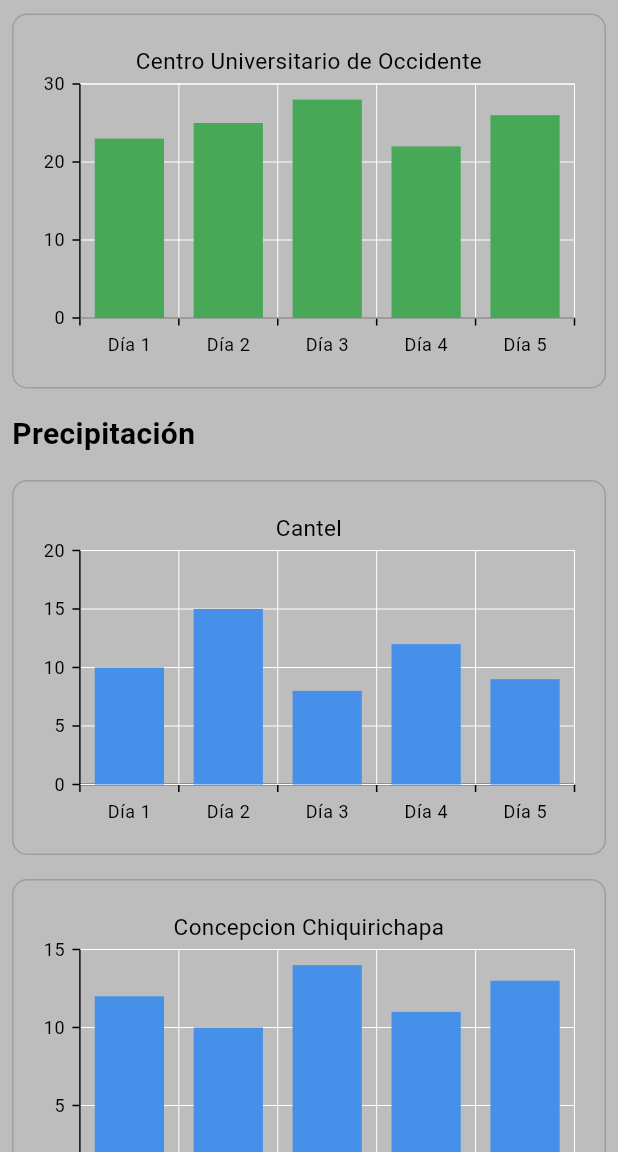
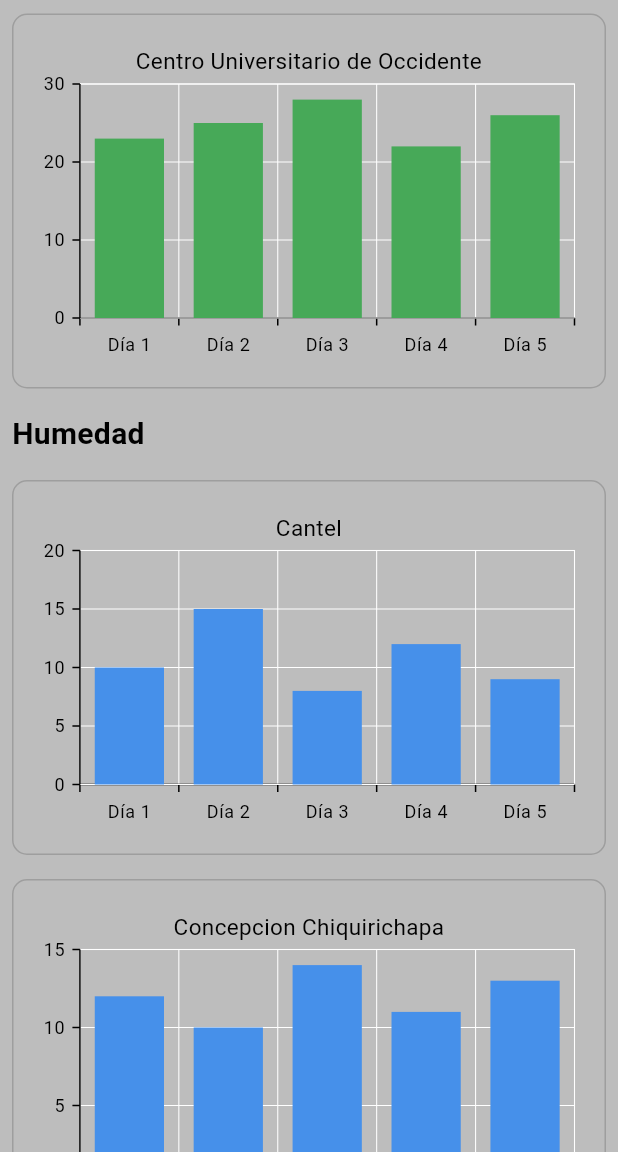
Before and after one commit to MarianoFrancisco/Weather-Station, a Flutter app: the GraphicReport screen opened directly, scrolled down 576 dp, on a phone screen of 412 x 824 dp, the part 84-1236 px from its top. Run offline on Flutter 3.47's test engine with Material 3 defaults, Android fonts, the light colour scheme and no system bars; our stand-ins replace fl_chart, shared_preferences, syncfusion_flutter_charts, syncfusion_flutter_gauges; accounts and stored records are empty.

Commit message:
adding radiation table

```diff
--- a/app/lib/pages/graphic/body.dart
+++ b/app/lib/pages/graphic/body.dart
@@ -13,18 +13,26 @@ class GraphicReportBody extends StatelessWidget {
       TemperatureData('Centro Universitario de Occidente', [23, 25, 28, 22, 26]),
     ];
 
-    final List<TemperatureData> precipitationDataList = [
+    final List<TemperatureData> humidityDataList = [
       TemperatureData('Cantel', [10, 15, 8, 12, 9]),
       TemperatureData('Concepcion Chiquirichapa', [12, 10, 14, 11, 13]),
       TemperatureData('Centro Universitario de Occidente', [8, 11, 9, 10, 12]),
+    ];
+
+    final List<TemperatureData> radiationDataList = [
+      TemperatureData('Cantel', [5, 10, 7, 8, 6]),
+      TemperatureData('Concepcion Chiquirichapa', [6, 8, 5, 7, 9]),
+      TemperatureData('Centro Universitario de Occidente', [4, 7, 6, 5, 8]),
     ];
 
     return ListView(
       children: [
         _buildTitle('Temperatura'),
         ...temperatureDataList.map((data) => createTemperatureChart(data)).toList(),
-        _buildTitle('Precipitación'),
-        ...precipitationDataList.map((data) => createPrecipitationChart(data)).toList(),
+        _buildTitle('Humedad'),
+        ...humidityDataList.map((data) => createHumidityChart(data)).toList(),
+        _buildTitle('Radiación'),
+        ...radiationDataList.map((data) => createRadiationChart(data)).toList(),
       ],
     );
   }
@@ -48,7 +56,8 @@ class GraphicReportBody extends StatelessWidget {
       chartData.add({'x': 'Día ${i + 1}', 'y': data.temperatures[i]});
     }
 
-    return Padding(
+    return Center(
+      child: Padding(
         padding: const EdgeInsets.all(8.0),
         child: Container(
           height: 250,
@@ -59,7 +68,7 @@ class GraphicReportBody extends StatelessWidget {
           padding: EdgeInsets.all(10),
           child: SfCartesianChart(
             primaryXAxis: CategoryAxis(),
-          title: ChartTitle(text: data.location, alignment: ChartAlignment.center),
+            title: ChartTitle(text: data.location),
             legend: Legend(isVisible: false),
             series: <ChartSeries>[
               ColumnSeries<Map<String, dynamic>, String>(
@@ -72,16 +81,18 @@ class GraphicReportBody extends StatelessWidget {
             ],
           ),
         ),
+      ),
     );
   }
 
-  Widget createPrecipitationChart(TemperatureData data) {
+  Widget createHumidityChart(TemperatureData data) {
     final List<Map<String, dynamic>> chartData = [];
     for (int i = 0; i < data.temperatures.length; i++) {
       chartData.add({'x': 'Día ${i + 1}', 'y': data.temperatures[i]});
     }
 
-    return Padding(
+    return Center(
+      child: Padding(
         padding: const EdgeInsets.all(8.0),
         child: Container(
           height: 250,
@@ -90,21 +101,61 @@ class GraphicReportBody extends StatelessWidget {
             borderRadius: BorderRadius.circular(10),
           ),
           padding: EdgeInsets.all(10),
+          child: Center(
             child: SfCartesianChart(
               primaryXAxis: CategoryAxis(),
-          title: ChartTitle(text: data.location, alignment: ChartAlignment.center),
+              title: ChartTitle(text: data.location),
               legend: Legend(isVisible: false),
               series: <ChartSeries>[
                 ColumnSeries<Map<String, dynamic>, String>(
                   dataSource: chartData,
                   xValueMapper: (datum, _) => datum['x'] as String,
                   yValueMapper: (datum, _) => datum['y'] as double,
-              name: 'Precipitación',
+                  name: 'Humedad',
                   color: Color.fromARGB(255, 70, 144, 234),
                 )
               ],
             ),
           ),
+        ),
+      ),
+    );
+  }
+
+  Widget createRadiationChart(TemperatureData data) {
+    final List<Map<String, dynamic>> chartData = [];
+    for (int i = 0; i < data.temperatures.length; i++) {
+      chartData.add({'x': 'Día ${i + 1}', 'y': data.temperatures[i]});
+    }
+
+    return Center(
+      child: Padding(
+        padding: const EdgeInsets.all(8.0),
+        child: Container(
+          height: 250,
+          decoration: BoxDecoration(
+            border: Border.all(color: Colors.grey),
+            borderRadius: BorderRadius.circular(10),
+          ),
+          padding: EdgeInsets.all(10),
+          child: Center(
+            child: SfCartesianChart(
+              primaryXAxis: CategoryAxis(),
+              title: ChartTitle(text: data.location),
+              legend: Legend(isVisible: false),
+              series: <ChartSeries>[
+                ColumnSeries<Map<String, dynamic>, String>(
+                  dataSource: chartData,
+                  xValueMapper: (datum, _) => datum['x'] as String,
+                  yValueMapper: (datum, _) => datum['y'] as double,
+                  name: 'Radiación',
+                  color: Color.fromARGB(255, 234, 70, 144),
+                )
+              ],
+            ),
+          ),
+        ),
+      ),
     );
   }
 }
```
Lines whose indentation alone changed are shown as unchanged.
